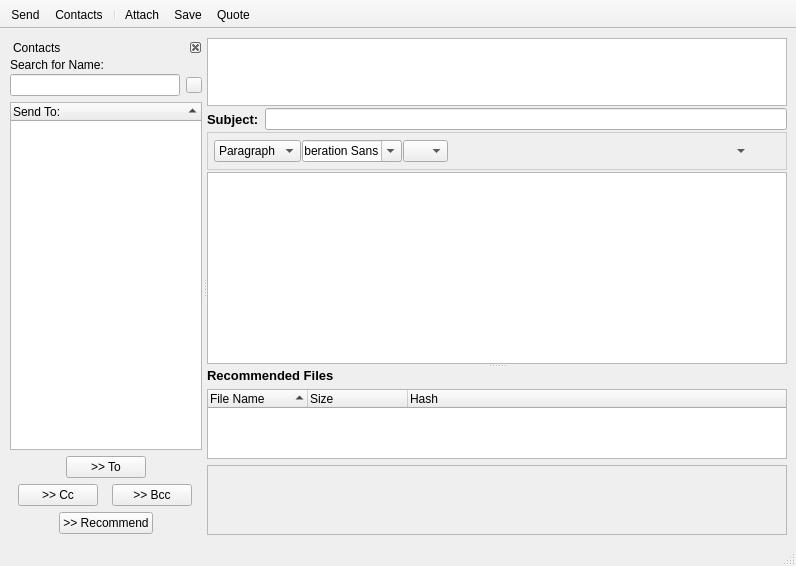
This is retroshare-gui/src/gui/msgs/MessageComposer.ui in RetroShare/RetroShare as Qt 5 draws it before an edit. The edited form follows.
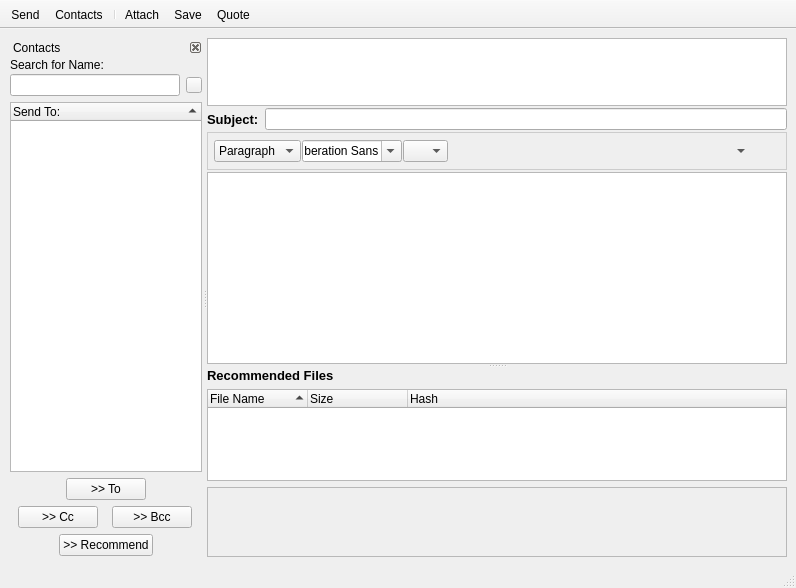
This is the edited form. Icons and pictures are not drawn.

Commit message: MessageComposer: - Removed standard subject "No Title" - Corrected tabstops - Set focus to subject after asking "Do you want to send the message without a subject ?"

Diff of the .ui file:
```diff
--- a/retroshare-gui/src/gui/msgs/MessageComposer.ui
+++ b/retroshare-gui/src/gui/msgs/MessageComposer.ui
@@ -7,7 +7,7 @@
     <x>0</x>
     <y>0</y>
     <width>796</width>
-    <height>564</height>
+    <height>588</height>
    </rect>
   </property>
   <property name="contextMenuPolicy">
```
Left out of the diff: 166 changed lines with no effect on the pictures. The commit also changes 1 other file.
